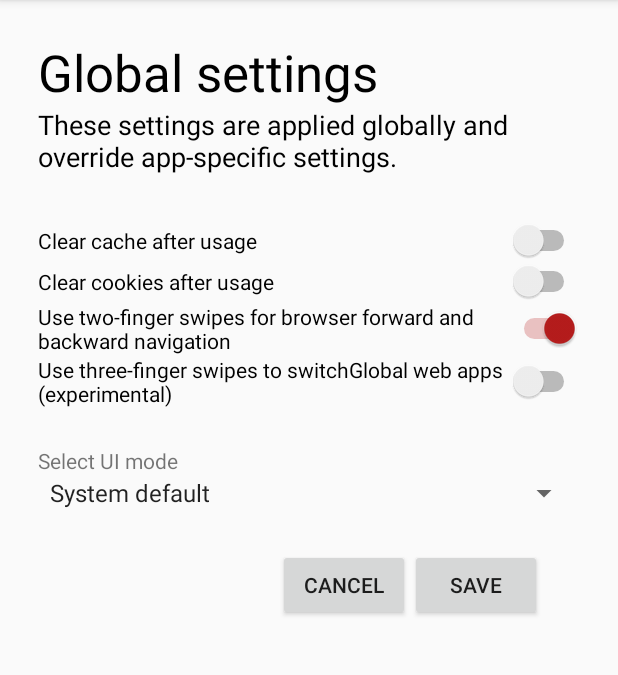
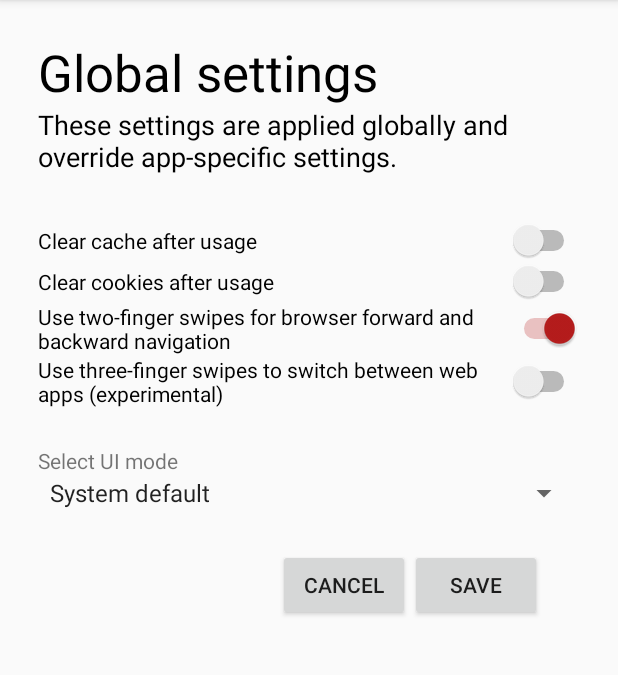
Before and after one commit to cylonid/NativeAlphaForAndroid, an Android app: the screen it shows after launch (SettingsActivity), in the options menu, after a tap on "Settings", on a phone screen of 412 x 824 dp, the part 84-759 px from its top. Run offline under Robolectric (Android 15) with nearby library versions, the phone set to English and light mode, and no system bars.

Commit message:
Global settings finished

```diff
--- a/app/src/main/AndroidManifest.xml
+++ b/app/src/main/AndroidManifest.xml
@@ -27,6 +27,7 @@
         <activity
             android:name="com.cylonid.nativealpha.WebViewActivity"
             android:label="@string/app_name_unicode"
+            android:parentActivityName=".MainActivity"
             android:icon="@mipmap/native_alpha"
             android:roundIcon="@mipmap/native_alpha"
             android:theme="@style/AppTheme.NoActionBar"
--- a/app/src/main/java/com/cylonid/nativealpha/GlobalSettings.java
+++ b/app/src/main/java/com/cylonid/nativealpha/GlobalSettings.java
@@ -31,7 +31,7 @@ public class GlobalSettings {
     }
 
     public void setTwoFingerMultitouch(boolean twoFingerMultitouch) {
-        this.two_finger_multitouch = two_finger_multitouch;
+        this.two_finger_multitouch = twoFingerMultitouch;
     }
 
     public boolean isThreeFingerMultitouch() {
@@ -39,7 +39,7 @@ public class GlobalSettings {
     }
 
     public void setThreeFingerMultitouch(boolean threeFingerMultitouch) {
-        this.three_finger_multitouch = three_finger_multitouch;
+        this.three_finger_multitouch = threeFingerMultitouch;
     }
 
     public boolean isClearCache() {
--- a/app/src/main/java/com/cylonid/nativealpha/SettingsActivity.java
+++ b/app/src/main/java/com/cylonid/nativealpha/SettingsActivity.java
@@ -19,7 +19,7 @@ public class SettingsActivity extends AppCompatActivity {
     Switch uiMultiTouchTwoFingers;
     Switch uiMultiTouchThreeFingers;
     Spinner uiDropDownTheme;
-    int new_theme = 0;
+    int theme_id = 0;
 
     @Override
     protected void onCreate(@Nullable Bundle savedInstanceState) {
@@ -41,15 +41,15 @@ public class SettingsActivity extends AppCompatActivity {
                 public void onItemSelected(AdapterView<?> parent, View view, int position, long id) {
                     switch (position) {
                         case 0:
-                            new_theme = 0;
+                            theme_id = 0;
                             AppCompatDelegate.setDefaultNightMode(AppCompatDelegate.MODE_NIGHT_FOLLOW_SYSTEM);
                             break;
                         case 1:
-                            new_theme = 1;
+                            theme_id = 1;
                             AppCompatDelegate.setDefaultNightMode(AppCompatDelegate.MODE_NIGHT_NO);
                             break;
                         case 2:
-                            new_theme = 2;
+                            theme_id = 2;
                             AppCompatDelegate.setDefaultNightMode(AppCompatDelegate.MODE_NIGHT_YES);
                             break;
                     }
@@ -64,7 +64,7 @@ public class SettingsActivity extends AppCompatActivity {
         btnSave.setOnClickListener(new View.OnClickListener() {
             @Override
             public void onClick(View v) {
-                DataManager.getInstance().setSettings(new GlobalSettings(uiCache.isChecked(), uiCookies.isChecked(), uiMultiTouchTwoFingers.isChecked(), uiMultiTouchThreeFingers.isChecked(), new_theme));
+                DataManager.getInstance().setSettings(new GlobalSettings(uiCache.isChecked(), uiCookies.isChecked(), uiMultiTouchTwoFingers.isChecked(), uiMultiTouchThreeFingers.isChecked(), theme_id));
                 onBackPressed();
             }
         });
@@ -91,7 +91,7 @@ public class SettingsActivity extends AppCompatActivity {
         uiCookies.setChecked(s.isClearCookies());
         uiMultiTouchTwoFingers.setChecked(s.isTwoFingerMultitouch());
         uiMultiTouchThreeFingers.setChecked(s.isThreeFingerMultitouch());
-
+        theme_id = s.getThemeId();
         switch (s.getThemeId()) {
             case 0:
                 uiDropDownTheme.setSelection(0, false);
--- a/app/src/main/java/com/cylonid/nativealpha/Utility.java
+++ b/app/src/main/java/com/cylonid/nativealpha/Utility.java
@@ -3,7 +3,9 @@ package com.cylonid.nativealpha;
 import android.app.Activity;
 import android.content.Context;
 import android.content.Intent;
+import android.os.Build;
 import android.util.TypedValue;
+import android.webkit.WebSettings;
 
 import androidx.annotation.AttrRes;
 import androidx.annotation.ColorInt;
@@ -43,6 +45,7 @@ public final class Utility {
     }
 
     public static void applyUITheme() {
+        if (Build.VERSION.SDK_INT >= Build.VERSION_CODES.Q) {
             int id = DataManager.getInstance().getSettings().getThemeId();
             switch (id) {
                 case 0:
@@ -54,6 +57,7 @@ public final class Utility {
                 case 2:
                     AppCompatDelegate.setDefaultNightMode(AppCompatDelegate.MODE_NIGHT_YES);
                     break;
+            }
         }
     }
 
--- a/app/src/main/res/layout/global_settings.xml
+++ b/app/src/main/res/layout/global_settings.xml
@@ -83,7 +83,7 @@
                     android:id="@+id/switchGlobalMultiTouch3Fingers"
                     android:layout_width="match_parent"
                     android:layout_height="wrap_content"
-                    android:text="Use three-finger swipes to switchGlobal web apps (experimental)" />
+                    android:text="Use three-finger swipes to switch between web apps (experimental)" />
                 <LinearLayout
                     android:id="@+id/layoutUIModeSelection"
                     android:layout_width="match_parent"
--- a/app/src/main/res/layout/shortcut_dialog.xml
+++ b/app/src/main/res/layout/shortcut_dialog.xml
@@ -42,7 +42,7 @@
             android:layout_marginRight="10dp"
             android:layout_marginBottom="10dp"
             android:visibility="gone"
-            android:src="@drawable/ic_add_24dp" />
+            />
 
     </LinearLayout>
     <LinearLayout
```
Also changed, not shown: app/src/main/java/com/cylonid/nativealpha/MainActivity.java (+7 -4 lines), app/src/main/java/com/cylonid/nativealpha/ShortcutHelper.java (+5 -2 lines), app/src/main/java/com/cylonid/nativealpha/WebViewActivity.java (+15 -15 lines). Lines whose indentation alone changed are shown as unchanged.
